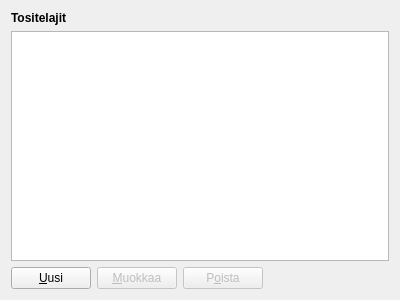
Above: kitupiikki/maaritys/tositelajit.ui from artoh/kitupiikki before the change. Below: the same form after it.
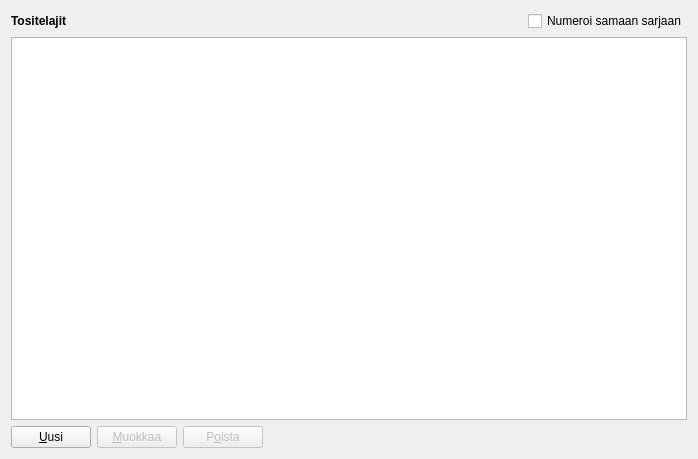
That is the form after the change. Icons and pictures are not drawn.

What changed in the file:
```diff
--- a/kitupiikki/maaritys/tositelajit.ui
+++ b/kitupiikki/maaritys/tositelajit.ui
@@ -6,8 +6,8 @@
    <rect>
     <x>0</x>
     <y>0</y>
-    <width>400</width>
-    <height>300</height>
+    <width>698</width>
+    <height>459</height>
    </rect>
   </property>
   <property name="windowTitle">
@@ -15,11 +15,39 @@
   </property>
   <layout class="QVBoxLayout" name="verticalLayout">
    <item>
+    <layout class="QHBoxLayout" name="horizontalLayout_2">
+     <item>
     <widget class="QLabel" name="label">
      <property name="text">
       <string>&lt;html&gt;&lt;head/&gt;&lt;body&gt;&lt;p&gt;&lt;span style=&quot; font-weight:600;&quot;&gt;Tositelajit&lt;/span&gt;&lt;/p&gt;&lt;/body&gt;&lt;/html&gt;</string>
      </property>
     </widget>
+     </item>
+     <item>
+      <spacer name="horizontalSpacer_2">
+       <property name="orientation">
+        <enum>Qt::Horizontal</enum>
+       </property>
+       <property name="sizeHint" stdset="0">
+        <size>
+         <width>40</width>
+         <height>20</height>
+        </size>
+       </property>
+      </spacer>
+     </item>
+     <item>
+      <widget class="QCheckBox" name="sarjaanCheck">
+       <property name="text">
+        <string>Numeroi samaan sarjaan</string>
+       </property>
+       <property name="icon">
+        <iconset resource="../pic/pic.qrc">
+         <normaloff>:/pic/123.png</normaloff>:/pic/123.png</iconset>
+       </property>
+      </widget>
+     </item>
+    </layout>
    </item>
    <item>
     <widget class="QTableView" name="view">
```
Lines whose indentation alone changed are shown as unchanged.
